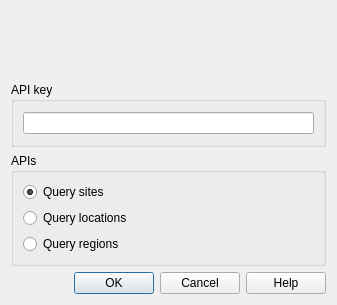
The window that myfiber/gui/myfiberDialogUI.ui (correlate/myfiber-QGIS-plugin) describes before a commit, drawn with Qt 5.
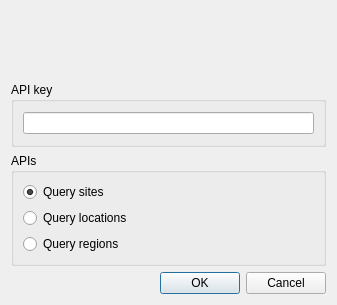
The same window after the commit.

Diff of the .ui file:
```diff
--- a/myfiber/gui/myfiberDialogUI.ui
+++ b/myfiber/gui/myfiberDialogUI.ui
@@ -75,7 +75,7 @@
       <enum>Qt::Horizontal</enum>
      </property>
      <property name="standardButtons">
-      <set>QDialogButtonBox::Cancel|QDialogButtonBox::Help|QDialogButtonBox::Ok</set>
+      <set>QDialogButtonBox::Cancel|QDialogButtonBox::Ok</set>
      </property>
     </widget>
    </item>
```
Left out of the diff: 12 changed lines with no effect on the pictures.
